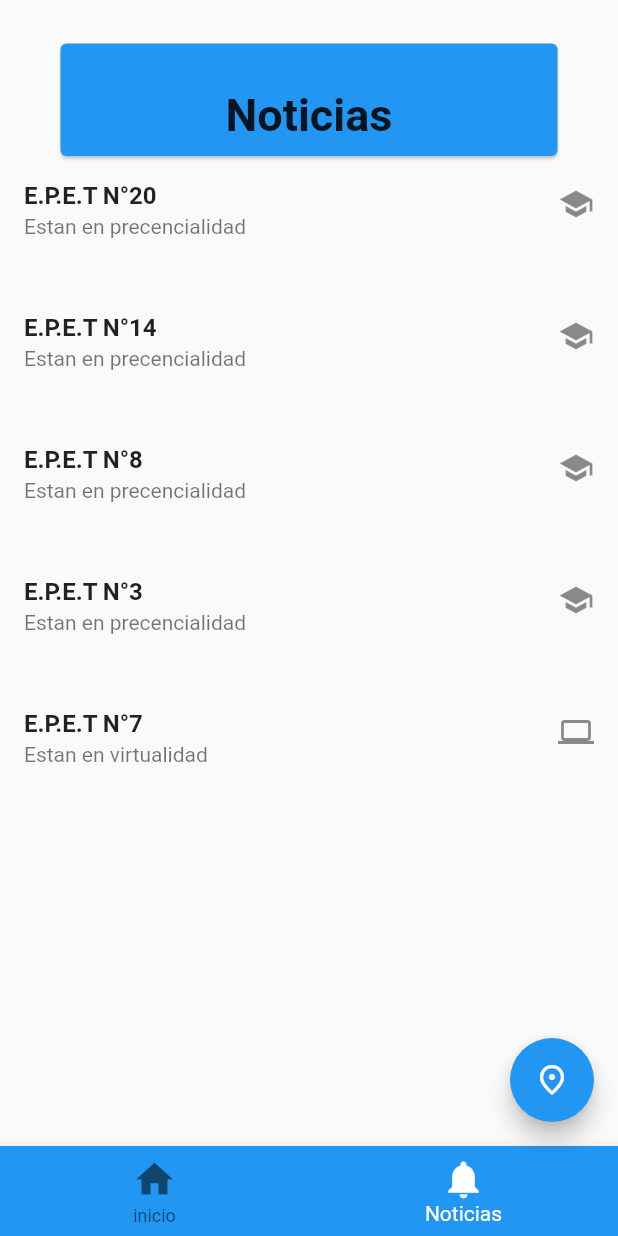
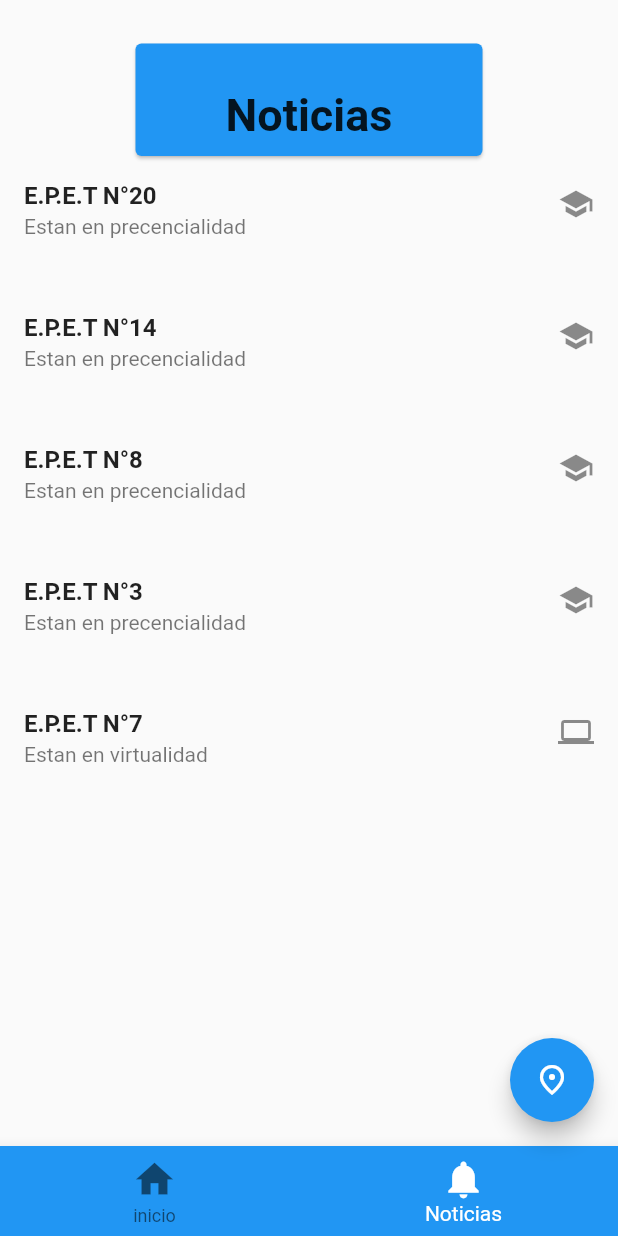
Before and after one commit to MauryBenavidez/School-maps, a Flutter app: the screen it shows after launch, item 2 of the bottom bar chosen, on a phone screen of 412 x 824 dp. Run offline on Flutter 3.47's test engine with Material 2 defaults, Android fonts, the phone set to English and light mode, and no system bars.

Commit message:
pantalla Noticias
modificando tamaño de el titulo de noticias

```diff
--- a/lib/views/widgets/barra.dart
+++ b/lib/views/widgets/barra.dart
@@ -6,7 +6,7 @@ class Barra extends StatelessWidget {
   Widget build(BuildContext context) {
     return Container(
       alignment: Alignment.center,
-      padding: EdgeInsets.only(//es
+      padding: EdgeInsets.only(
         left: 13.0,
         right: 10.0,
 
--- a/lib/views/widgets/widget_noticias.dart
+++ b/lib/views/widgets/widget_noticias.dart
@@ -10,12 +10,12 @@ class Widgetnoticias extends StatelessWidget {
 
 
       children: <Widget>[
-        const Card(//cuadro
+        const Card(//cuadro de texto
           color: Colors.blue,
           child: Padding(padding: EdgeInsets.only(//tamaño de el cuadro de texto
             top: 20.0,
-            left: 100.0,
-            right: 100.0,
+            left: 50.0,
+            right: 50.0,
 
           ),
 
```
